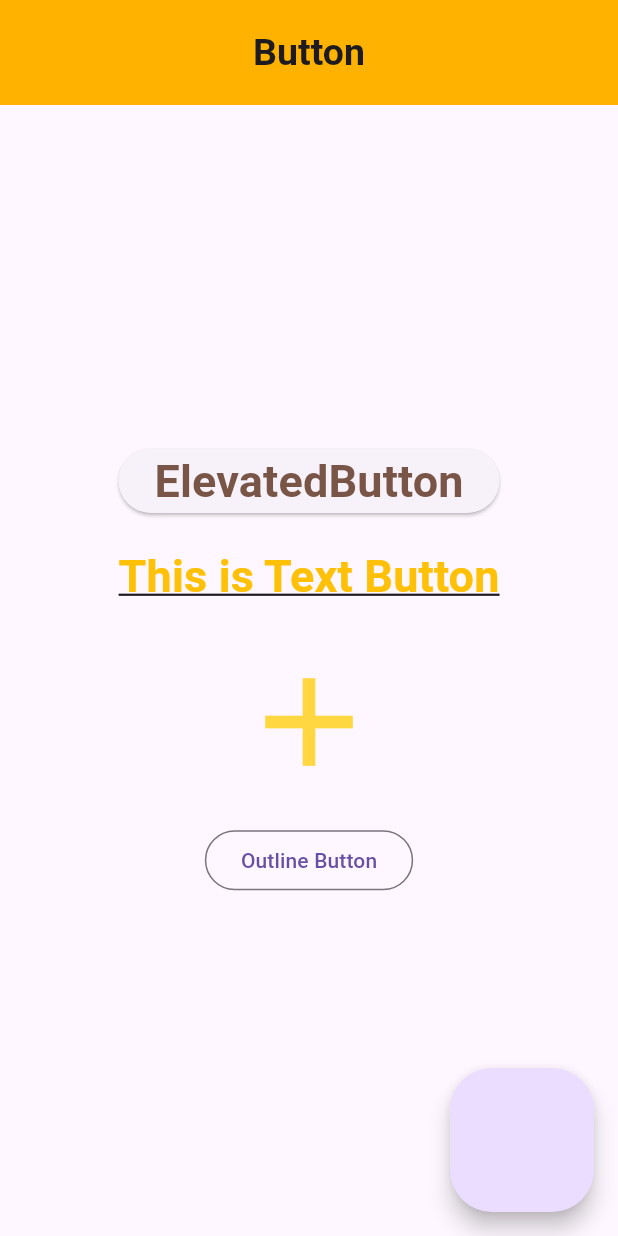
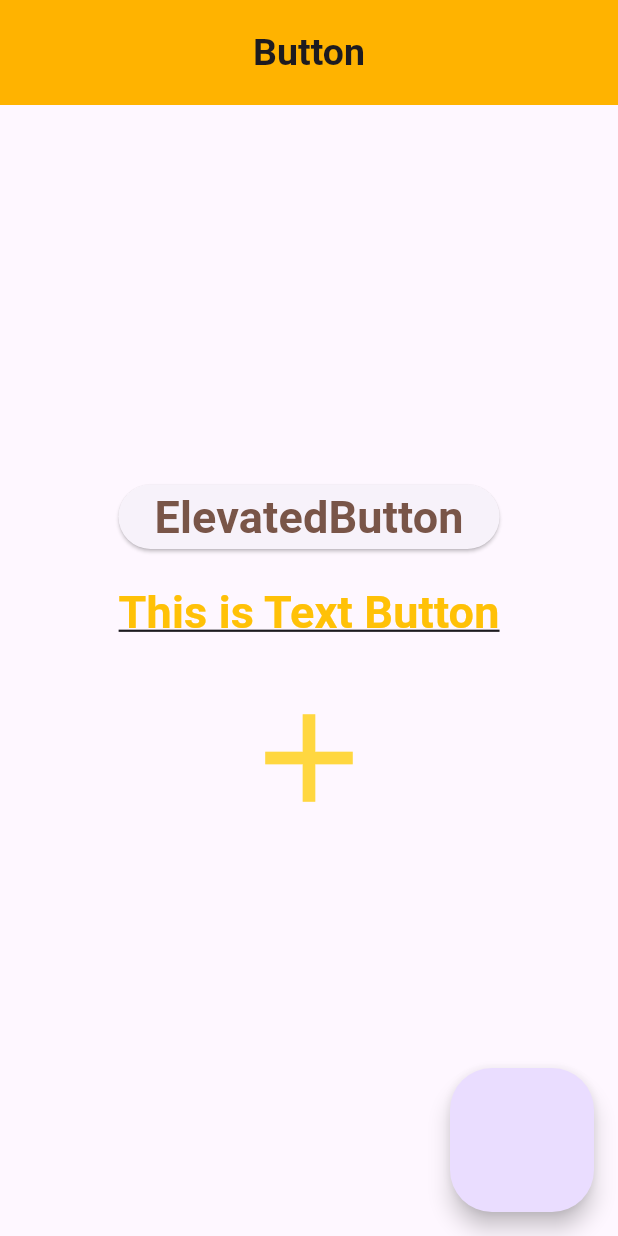
Before and after one commit to sayeemjakhrof/newapps, a Flutter app: the screen it shows after launch, on a phone screen of 412 x 824 dp. Run offline on Flutter 3.47's test engine with Material 3 defaults, Android fonts, the phone set to English and light mode, and no system bars.

Commit message:
code change now
Signed-off-by: sayeemjakhrof <47790968+sayeemjakhrof@users.noreply.github.com>

```diff
--- a/lib/main.dart
+++ b/lib/main.dart
@@ -81,9 +81,7 @@ class Button extends StatelessWidget {
             ),
           ),
           const SizedBox(height: 10,),
-          Center(
-          child: OutlinedButton(onPressed: (){},
-          child: const Text('Outline Button'),),)
+
         ],
       ),
     );
```
